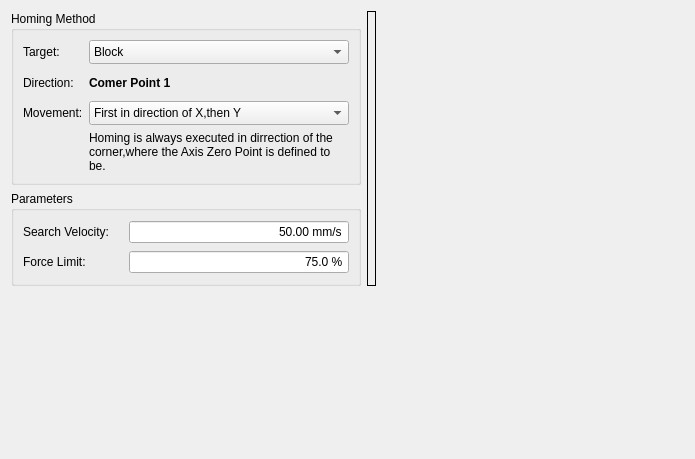
Old version of the form source/wnd/h2homing.ui in the repository ww4u/mct-t4.
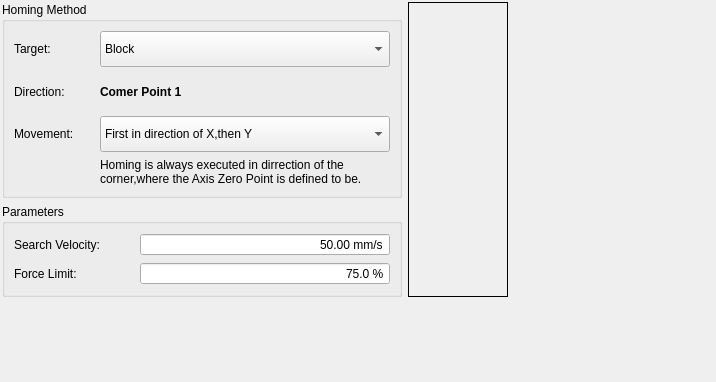
New version of the form. Icons and pictures are not drawn.

Patch:
```diff
--- a/source/wnd/h2homing.ui
+++ b/source/wnd/h2homing.ui
@@ -6,14 +6,26 @@
    <rect>
     <x>0</x>
     <y>0</y>
-    <width>695</width>
-    <height>459</height>
+    <width>716</width>
+    <height>382</height>
    </rect>
   </property>
   <property name="windowTitle">
    <string>Form</string>
   </property>
   <layout class="QGridLayout" name="gridLayout_2">
+   <property name="leftMargin">
+    <number>2</number>
+   </property>
+   <property name="topMargin">
+    <number>2</number>
+   </property>
+   <property name="rightMargin">
+    <number>2</number>
+   </property>
+   <property name="bottomMargin">
+    <number>2</number>
+   </property>
    <item row="0" column="2">
     <spacer name="horizontalSpacer">
      <property name="orientation">
@@ -44,13 +56,13 @@
     <widget class="QGroupBox" name="groupBox">
      <property name="minimumSize">
       <size>
-       <width>0</width>
-       <height>174</height>
+       <width>400</width>
+       <height>196</height>
       </size>
      </property>
      <property name="maximumSize">
       <size>
-       <width>350</width>
+       <width>16777215</width>
        <height>16777215</height>
       </size>
      </property>
@@ -61,20 +73,20 @@
       <item row="1" column="0">
        <widget class="QLabel" name="label_2">
         <property name="sizePolicy">
-         <sizepolicy hsizetype="Fixed" vsizetype="Minimum">
+         <sizepolicy hsizetype="Minimum" vsizetype="Minimum">
           <horstretch>0</horstretch>
           <verstretch>0</verstretch>
          </sizepolicy>
         </property>
         <property name="minimumSize">
          <size>
-          <width>60</width>
-          <height>12</height>
+          <width>80</width>
+          <height>20</height>
          </size>
         </property>
         <property name="maximumSize">
          <size>
-          <width>60</width>
+          <width>16777215</width>
           <height>16777215</height>
          </size>
         </property>
@@ -86,14 +98,14 @@
       <item row="2" column="1">
        <widget class="QComboBox" name="comboBox_movement">
         <property name="sizePolicy">
-         <sizepolicy hsizetype="Expanding" vsizetype="Minimum">
+         <sizepolicy hsizetype="Minimum" vsizetype="Minimum">
           <horstretch>0</horstretch>
           <verstretch>0</verstretch>
          </sizepolicy>
         </property>
         <property name="minimumSize">
          <size>
-          <width>200</width>
+          <width>240</width>
           <height>20</height>
          </size>
         </property>
@@ -113,20 +125,20 @@
       <item row="2" column="0">
        <widget class="QLabel" name="label_3">
         <property name="sizePolicy">
-         <sizepolicy hsizetype="Fixed" vsizetype="Minimum">
+         <sizepolicy hsizetype="Minimum" vsizetype="Minimum">
           <horstretch>0</horstretch>
           <verstretch>0</verstretch>
          </sizepolicy>
         </property>
         <property name="minimumSize">
          <size>
-          <width>60</width>
+          <width>80</width>
           <height>20</height>
          </size>
         </property>
         <property name="maximumSize">
          <size>
-          <width>60</width>
+          <width>16777215</width>
           <height>16777215</height>
          </size>
         </property>
@@ -138,14 +150,14 @@
       <item row="0" column="1">
        <widget class="QComboBox" name="comboBox_target">
         <property name="sizePolicy">
-         <sizepolicy hsizetype="Preferred" vsizetype="Minimum">
+         <sizepolicy hsizetype="Minimum" vsizetype="Minimum">
           <horstretch>0</horstretch>
           <verstretch>0</verstretch>
          </sizepolicy>
         </property>
         <property name="minimumSize">
          <size>
-          <width>0</width>
+          <width>240</width>
           <height>20</height>
          </size>
         </property>
@@ -171,20 +183,20 @@
       <item row="0" column="0">
        <widget class="QLabel" name="label">
         <property name="sizePolicy">
-         <sizepolicy hsizetype="Fixed" vsizetype="Minimum">
+         <sizepolicy hsizetype="Minimum" vsizetype="Minimum">
           <horstretch>0</horstretch>
           <verstretch>0</verstretch>
          </sizepolicy>
         </property>
         <property name="minimumSize">
          <size>
-          <width>60</width>
+          <width>80</width>
           <height>20</height>
          </size>
         </property>
         <property name="maximumSize">
          <size>
-          <width>60</width>
+          <width>16777215</width>
           <height>16777215</height>
          </size>
         </property>
@@ -196,14 +208,14 @@
       <item row="1" column="1">
        <widget class="QLabel" name="label_direction">
         <property name="sizePolicy">
-         <sizepolicy hsizetype="Preferred" vsizetype="Minimum">
+         <sizepolicy hsizetype="Minimum" vsizetype="Minimum">
           <horstretch>0</horstretch>
           <verstretch>0</verstretch>
          </sizepolicy>
         </property>
         <property name="minimumSize">
          <size>
-          <width>0</width>
+          <width>240</width>
           <height>20</height>
          </size>
         </property>
@@ -267,6 +279,12 @@
        <verstretch>0</verstretch>
       </sizepolicy>
      </property>
+     <property name="minimumSize">
+      <size>
+       <width>100</width>
+       <height>100</height>
+      </size>
+     </property>
      <property name="frameShape">
       <enum>QFrame::Box</enum>
      </property>
@@ -288,13 +306,13 @@
      </property>
      <property name="minimumSize">
       <size>
-       <width>0</width>
-       <height>86</height>
+       <width>400</width>
+       <height>90</height>
       </size>
      </property>
      <property name="maximumSize">
       <size>
-       <width>350</width>
+       <width>16777215</width>
        <height>16777215</height>
       </size>
      </property>
@@ -305,20 +323,20 @@
       <item row="0" column="0">
        <widget class="QLabel" name="label_5">
         <property name="sizePolicy">
-         <sizepolicy hsizetype="Fixed" vsizetype="Minimum">
+         <sizepolicy hsizetype="Minimum" vsizetype="Minimum">
           <horstretch>0</horstretch>
           <verstretch>0</verstretch>
          </sizepolicy>
         </property>
         <property name="minimumSize">
          <size>
-          <width>100</width>
-          <height>24</height>
+          <width>120</width>
+          <height>20</height>
          </size>
         </property>
         <property name="maximumSize">
          <size>
-          <width>100</width>
+          <width>16777215</width>
           <height>16777215</height>
          </size>
         </property>
@@ -330,15 +348,15 @@
       <item row="0" column="1">
        <widget class="QDoubleSpinBox" name="doubleSpinBox_SearchVelocity">
         <property name="sizePolicy">
-         <sizepolicy hsizetype="Preferred" vsizetype="Preferred">
+         <sizepolicy hsizetype="Minimum" vsizetype="Minimum">
           <horstretch>0</horstretch>
           <verstretch>0</verstretch>
          </sizepolicy>
         </property>
         <property name="minimumSize">
          <size>
-          <width>120</width>
-          <height>24</height>
+          <width>200</width>
+          <height>20</height>
          </size>
         </property>
         <property name="maximumSize">
@@ -382,15 +400,15 @@
       <item row="1" column="0">
        <widget class="QLabel" name="label_7">
         <property name="sizePolicy">
-         <sizepolicy hsizetype="Fixed" vsizetype="Minimum">
+         <sizepolicy hsizetype="Minimum" vsizetype="Minimum">
           <horstretch>0</horstretch>
           <verstretch>0</verstretch>
          </sizepolicy>
         </property>
         <property name="minimumSize">
          <size>
-          <width>100</width>
-          <height>24</height>
+          <width>120</width>
+          <height>20</height>
          </size>
         </property>
         <property name="maximumSize">
@@ -407,15 +425,15 @@
       <item row="1" column="1">
        <widget class="QDoubleSpinBox" name="doubleSpinBox_ForceLimit">
         <property name="sizePolicy">
-         <sizepolicy hsizetype="Preferred" vsizetype="Preferred">
+         <sizepolicy hsizetype="Minimum" vsizetype="Minimum">
           <horstretch>0</horstretch>
           <verstretch>0</verstretch>
          </sizepolicy>
         </property>
         <property name="minimumSize">
          <size>
-          <width>120</width>
-          <height>24</height>
+          <width>200</width>
+          <height>20</height>
          </size>
         </property>
         <property name="maximumSize">
```
